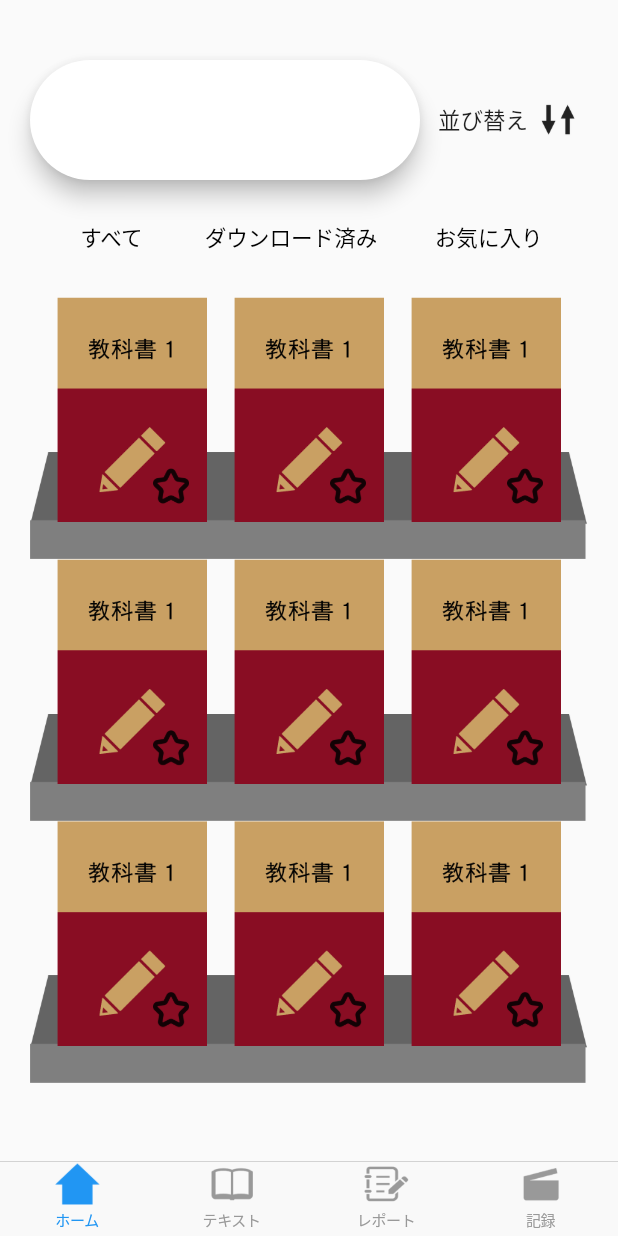
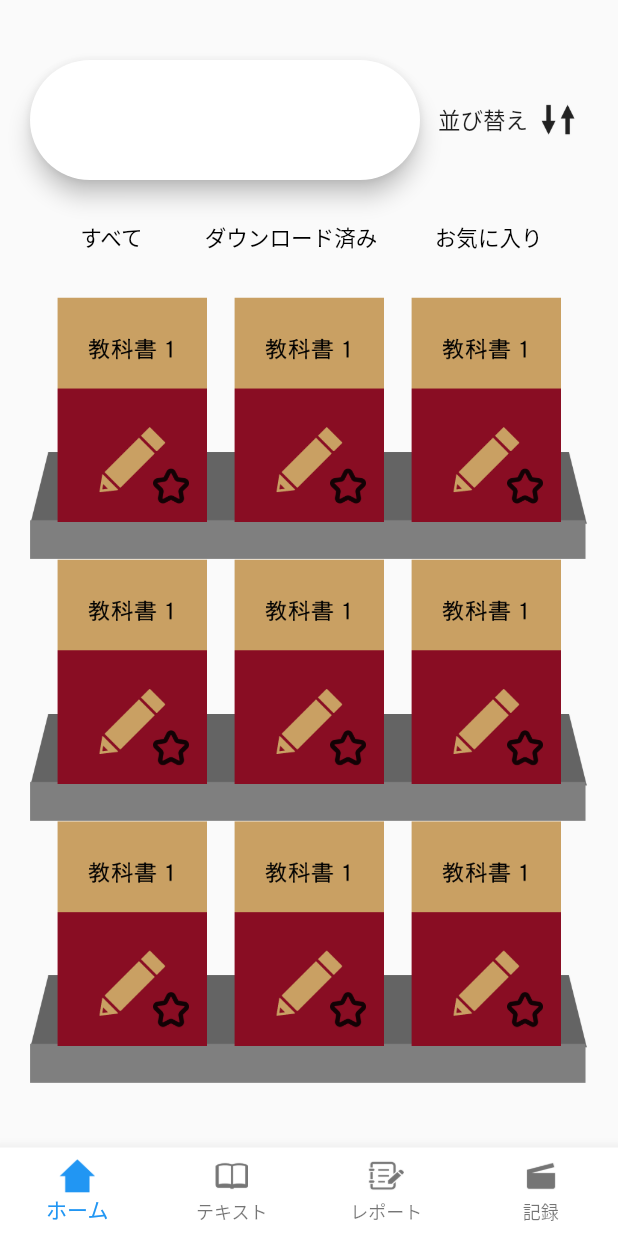
Before and after one commit to kogepan159/study_book, a Flutter app: the screen it shows after launch, after a tap on "すべて表示", on a phone screen of 412 x 824 dp. Run offline on Flutter 3.47's test engine with Material 2 defaults, Android fonts, the phone set to English and light mode, and no system bars; drawn by our look-alikes of carousel_slider; our stand-ins replace image_picker, permission_handler, video_player; missing offline and left inert: flappy_search_bar.

Commit message:
CupertinoTabScaffoldからBottomNavigationBarへの移行

```diff
--- a/lib/home.dart
+++ b/lib/home.dart
@@ -8,21 +8,23 @@ import 'package:permission_handler/permission_handler.dart';
 import 'util.dart';
 import 'config.dart';
 import 'text.dart';
-
-enum TabItem {
-  home,
-  text,
-  report,
-  record
-}
+import 'main.dart';
 
 class HomePage extends StatelessWidget {
+  int _selectedIndex = 0;
+
   @override
   Widget build(BuildContext context) {
     if (Platform.isAndroid) {
       checkPermission();
     }
-    return MaterialApp(home: Scaffold(body: Container(child: ChangeForm())));
+    return MaterialApp(
+        home: Scaffold(
+            body: Container(
+                child: ChangeForm()
+            ),
+        )
+    );
   }
 
   Future<Map<Permission, PermissionStatus>> checkPermission() async {
@@ -44,16 +46,18 @@ class ChangeForm extends StatefulWidget {
 }
 
 class _HomePageDetail extends State<ChangeForm> {
-  //TabItem _currentTab = TabItem.home;
-  /*Map<TabItem, GlobalKey<NavigatorState>> _navigatorKeys = {
-    TabItem.home: GlobalKey<NavigatorState>(),
-    TabItem.text: GlobalKey<NavigatorState>(),
-    TabItem.report: GlobalKey<NavigatorState>(),
-    TabItem.record: GlobalKey<NavigatorState>()
-  };*/
   double _iconSize = 20.0;
   double _elementSpace = 20.0;
   double _titleSize = 18.0;
+
+  int _selectedIndex = 0;
+
+  /*static List<Widget> _pageList = [
+
+    CustomPage(pannelColor: Colors.grey, title: 'テキスト'),
+    CustomPage(pannelColor: Colors.grey, title: 'レポート'),
+    CustomPage(pannelColor: Colors.grey, title: '記録')
+  ];*/
 
   @override
   Widget build(BuildContext context) {
--- a/lib/main.dart
+++ b/lib/main.dart
@@ -1,16 +1,8 @@
-import 'package:flutter/cupertino.dart';
 import 'package:flutter/material.dart';
 import 'record.dart';
 import 'text.dart';
 import 'report.dart';
 import 'home.dart';
-
-enum TabItem {
-  home,
-  text,
-  report,
-  record
-}
 
 void main() {
   runApp(MyApp());
@@ -31,157 +23,50 @@ class _ChangeForm extends StatefulWidget {
 }
 
 class _MainPageState extends State<_ChangeForm> {
-  //TabItem _currentTab = TabItem.home;
-  /*Map<TabItem, GlobalKey<NavigatorState>> _navigatorKeys = {
-    TabItem.home: GlobalKey<NavigatorState>(),
-    TabItem.text: GlobalKey<NavigatorState>(),
-    TabItem.report: GlobalKey<NavigatorState>(),
-    TabItem.record: GlobalKey<NavigatorState>()
-  };*/
+  static List<Widget> _pageList = [
+    HomePage(),
+    TextPage(),
+    ReportPage(),
+    RecordPage()
+  ];
+  int _selectedIndex = 0;
+
+  void _onItemTapped(int index) {
+    setState(() {
+      _selectedIndex = index;
+    });
+  }
 
   @override
   Widget build(BuildContext context) {
-    return CupertinoTabScaffold(
-        tabBar: CupertinoTabBar(
+    return Scaffold(
+      body: _pageList[_selectedIndex],
+      bottomNavigationBar: BottomNavigationBar(
         items: const <BottomNavigationBarItem>[
           BottomNavigationBarItem(
               icon: ImageIcon(AssetImage('images/icon/icon_home.png')),
-                label: 'ホーム'
-            ),
+              label: 'ホーム'),
           BottomNavigationBarItem(
               icon: ImageIcon(AssetImage('images/icon/icon_text.png')),
-                label: 'テキスト'
-            ),
+              label: 'テキスト'),
           BottomNavigationBarItem(
               icon: ImageIcon(AssetImage('images/icon/icon_report.png')),
-                label: 'レポート'
-            ),
+              label: 'レポート'),
           BottomNavigationBarItem(
               icon: ImageIcon(AssetImage('images/icon/icon_record.png')),
-                label: '記録'
-            )
+              label: '記録')
         ],
+        currentIndex: _selectedIndex,
+        onTap: _onItemTapped,
+        backgroundColor: Colors.white,
+        type: BottomNavigationBarType.fixed,
       ),
-        tabBuilder: (context, index) {
-          switch (index) {
-            case 0:
-              return CupertinoTabView(builder: (context) {
-                return CupertinoPageScaffold(
-                    child: HomePage()
-                );
-              });
-            case 1:
-              return CupertinoTabView(builder: (context) {
-                return CupertinoPageScaffold(
-                    child: TextPage()
-                );
-              });
-            case 2:
-              return CupertinoTabView(builder: (context) {
-                return CupertinoPageScaffold(
-                    child: ReportPage()
-                );
-              });
-            case 3:
-              return CupertinoTabView(builder: (context) {
-                return CupertinoPageScaffold(
-                    child: RecordPage()
-                );
-              });
-          }
-        });
-  }
-/*
-    return Scaffold(
-        body: Stack(
-          children: <Widget>[
-            _buildTabItem(
-                TabItem.home,
-                '/home'
-            ),
-            _buildTabItem(
-                TabItem.text,
-                '/text'
-            ),
-            _buildTabItem(
-                TabItem.report,
-                '/report'
-            ),
-            _buildTabItem(
-                TabItem.record,
-                '/record'
-            )
-          ],
-        ),
-        bottomNavigationBar: BottomNavigation(
-            currentTab: _currentTab,
-            onSelect: onSelect
-        )
-    );
-    if(authed) {
-      return HomePage();
-    } else {
-      return SignInPage();
-    }
-  }
-
-  Widget _buildOffstageNavigator(TabItem tabItem) {
-    return Offstage(
-        offstage: _currentTab != tabItem,
-        child: TabNavigator(
-          navigationKey: _navigatorKeys[tabItem],
-          tabItem: _currentTab
-        )
     );
   }
 
-  void onSelect(TabItem tabItem) {
-    if(_currentTab == tabItem) {
-      _navigatorKeys[tabItem].currentState.popUntil((route) => route.isFirst);
-    } else {
+  void setSelectedPage(int index) {
     setState(() {
-        _currentTab = tabItem;
+      _selectedIndex = index;
     });
   }
 }
-
-  Future<bool> onWillPop() async {
-    final isFirstRouteInCurrentTab = !await _navigatorKeys[_currentTab].currentState.maybePop();
-    if(isFirstRouteInCurrentTab) {
-      if(_currentTab != TabItem.home) {
-        onSelect(TabItem.home);
-        return false;
-      }
-    }
-    return isFirstRouteInCurrentTab;
-  }
-
-  void _selectTab(TabItem tabItem) {
-    if(tabItem == _currentTab) {
-      _navigatorKeys[tabItem].currentState.popUntil((route) => route.isFirst);
-    } else {
-      setState(() => _currentTab = tabItem);
-    }
-  }*/
-
-}
-
-/*
-class BottomBar extends StatelessWidget {
-  @override
-  Widget build(BuildContext context) {
-    return MaterialApp(
-        home: Scaffold(
-            bottomNavigationBar: BottomNavigationBar(
-                type: BottomNavigationBarType.fixed,
-                items: const [
-                  BottomNavigationBarItem(icon: ImageIcon(AssetImage('images/icon/icon_home.png')), label: 'ホーム'),
-                  BottomNavigationBarItem(icon: ImageIcon(AssetImage('images/icon/icon_text.png')), label: 'テキスト'),
-                  BottomNavigationBarItem(icon: ImageIcon(AssetImage('images/icon/icon_report.png')), label: 'レポート'),
-                  BottomNavigationBarItem(icon: ImageIcon(AssetImage('images/icon/icon_record.png')), label: '記録')
-                ]
-            )
-        )
-    );
-  }
-}*/
```
Also changed, not shown: pubspec.lock, 3 other files. Lines whose indentation alone changed are shown as unchanged.
